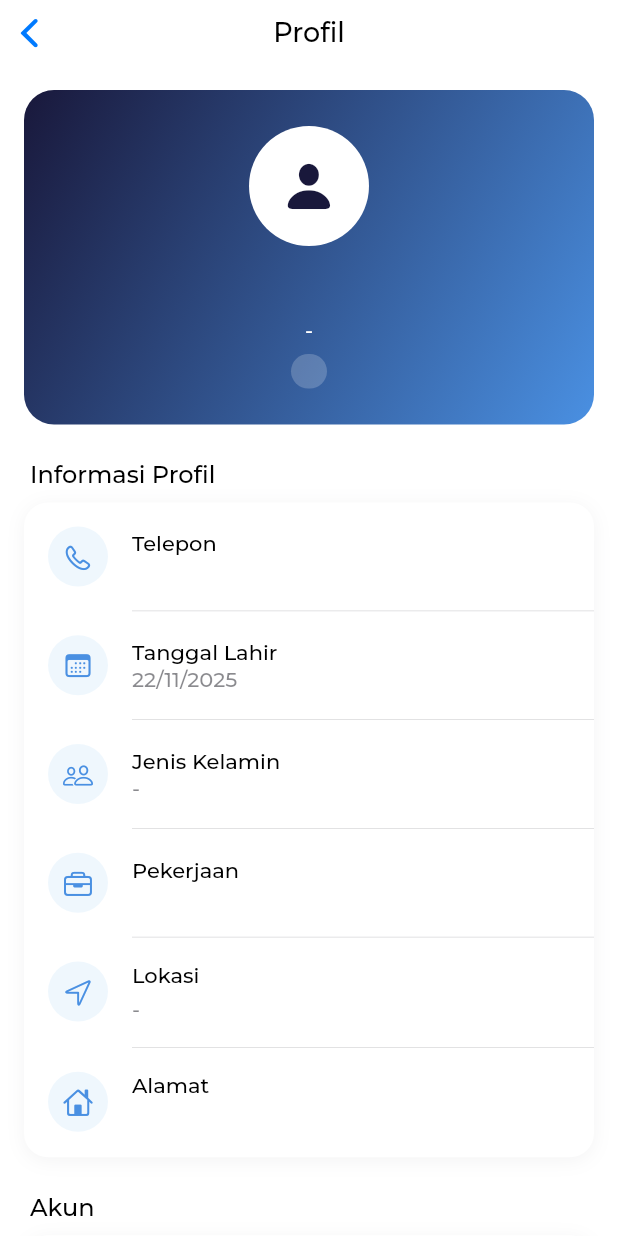
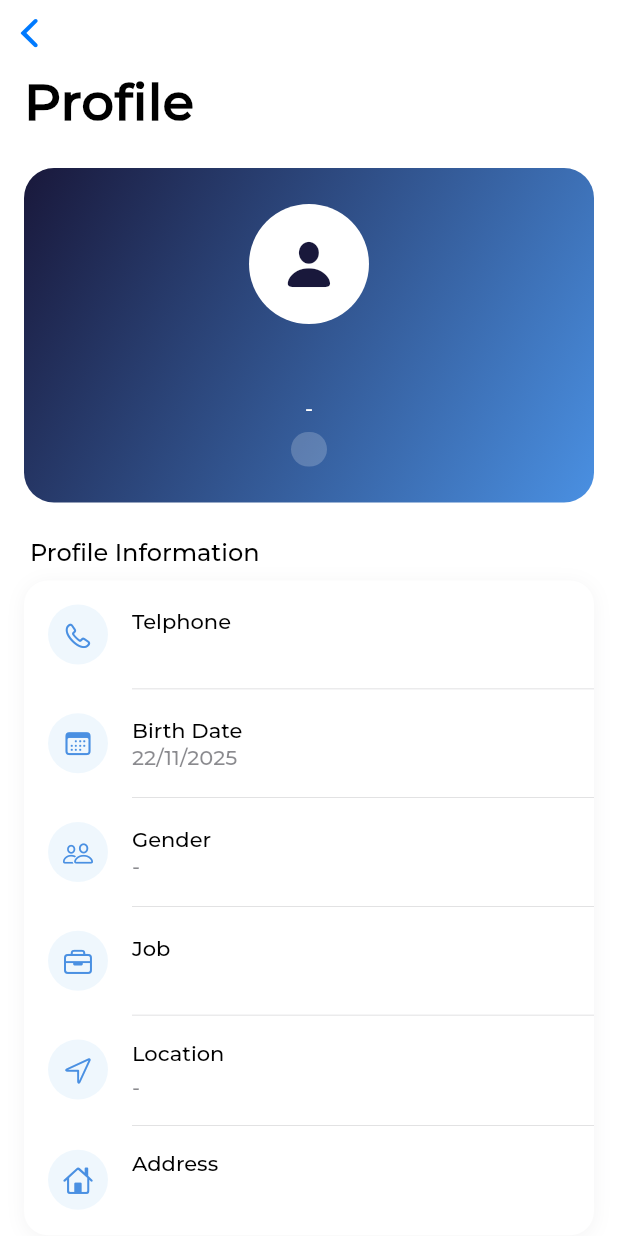
Before and after one commit to nauvaljanuarta/arek-muhammadiyah-mobile, a Flutter app: the ProfilePage screen opened directly, on a phone screen of 412 x 824 dp. Run offline on Flutter 3.47's test engine with Material 3 defaults, Android fonts, the phone set to English and light mode, and no system bars; our stand-ins replace file_picker, flutter_dotenv, image_picker, shared_preferences, video_player; accounts and stored records are empty; network calls fail; project files that could hold a hidden picture were left out.

```diff
--- a/lib/pages/profile/profile_page.dart
+++ b/lib/pages/profile/profile_page.dart
@@ -74,32 +74,59 @@ class _ProfilePageState extends State<ProfilePage> {
   @override
   Widget build(BuildContext context) {
     return CupertinoPageScaffold(
-      navigationBar: const CupertinoNavigationBar(
-        middle: Text('Profil'),
+      backgroundColor: AppTheme.background,
+      child: CustomScrollView(
+        slivers: [
+          // Cupertino Sliver Navigation Bar
+          CupertinoSliverNavigationBar(
+            largeTitle: const Text(
+              'Profile',
+              style: TextStyle(
+                fontFamily: 'Montserrat',
+                fontWeight: FontWeight.bold,
               ),
-      child: SafeArea(
-        child: _isLoading
-            ? const Center(child: CupertinoActivityIndicator())
-            : _user == null
-                ? const Center(
+            ),
+            backgroundColor: AppTheme.background.withOpacity(0.95),
+            border: Border(
+              bottom: BorderSide(
+                color: CupertinoColors.systemGrey5,
+                width: 0.5,
+              ),
+            ),
+          ),
+
+          // Content
+          if (_isLoading)
+            SliverToBoxAdapter(
+              child: Container(
+                height: MediaQuery.of(context).size.height * 0.6,
+                child: const Center(
+                  child: CupertinoActivityIndicator(),
+                ),
+              ),
+            )
+          else if (_user == null)
+            SliverToBoxAdapter(
+              child: Container(
+                height: MediaQuery.of(context).size.height * 0.6,
+                child: const Center(
                   child: Text(
-                      "Gagal memuat data pengguna",
+                    "Failed to load user data",
                     style: TextStyle(fontFamily: 'Montserrat'),
                   ),
+                ),
+              ),
             )
-                : Column(
-                    children: [
-                      Expanded(
-                        child: SingleChildScrollView(
-                          padding: const EdgeInsets.all(16),
-                          child: Column(
-                            children: [
+          else
+            SliverList(
+              delegate: SliverChildListDelegate([
+                const SizedBox(height: 16),
                 _buildHeader(),
                 const SizedBox(height: 24),
                 _buildProfileInfoSection(),
                 const SizedBox(height: 24),
                 _buildProfileSection(
-                                title: 'Akun',
+                  title: 'Account',
                   items: [
                     _ProfileItem(
                       icon: CupertinoIcons.person_circle,
@@ -109,8 +136,7 @@ class _ProfilePageState extends State<ProfilePage> {
                         final updated = await Navigator.push(
                           context,
                           CupertinoPageRoute(
-                                          builder: (_) =>
-                                              EditProfilePage(user: _user!),
+                            builder: (_) => EditProfilePage(user: _user!),
                           ),
                         );
                         if (updated == true) _loadUserData();
@@ -129,8 +155,7 @@ class _ProfilePageState extends State<ProfilePage> {
                   title: 'Other',
                   items: [
                     _ProfileItem(
-                                    icon:
-                                        CupertinoIcons.square_arrow_right_fill,
+                      icon: CupertinoIcons.square_arrow_right_fill,
                       title: 'Logout',
                       color: CupertinoColors.systemRed,
                       onTap: () => _logout(context),
@@ -138,18 +163,17 @@ class _ProfilePageState extends State<ProfilePage> {
                   ],
                 ),
                 const SizedBox(height: 80),
-                            ],
-                          ),
-                        ),
+              ]),
             ),
         ],
-                  ),
       ),
     );
   }
 
   Widget _buildHeader() {
-    return Container(
+    return Padding(
+      padding: const EdgeInsets.symmetric(horizontal: 16),
+      child: Container(
         width: double.infinity,
         padding: const EdgeInsets.all(24),
         decoration: BoxDecoration(
@@ -214,18 +238,20 @@ class _ProfilePageState extends State<ProfilePage> {
               ),
           ],
         ),
+      ),
     );
   }
 
-  // ✅ SECTION: Informasi Profil Lengkap
   Widget _buildProfileInfoSection() {
-    return Column(
+    return Padding(
+      padding: const EdgeInsets.symmetric(horizontal: 16),
+      child: Column(
         crossAxisAlignment: CrossAxisAlignment.start,
         children: [
           Padding(
             padding: const EdgeInsets.only(left: 4, bottom: 8),
             child: Text(
-            'Informasi Profil',
+              'Profile Information',
               style: const TextStyle(
                 fontFamily: 'Montserrat',
                 fontSize: 16,
@@ -250,13 +276,13 @@ class _ProfilePageState extends State<ProfilePage> {
               children: [
                 _buildInfoItem(
                   icon: CupertinoIcons.phone,
-                title: 'Telepon',
+                  title: 'Telphone',
                   value: _user?.telp ?? '-',
                 ),
                 _buildDivider(),
                 _buildInfoItem(
                   icon: CupertinoIcons.calendar,
-                title: 'Tanggal Lahir',
+                  title: 'Birth Date',
                   value: _user?.birthDate != null
                     ? '${_user!.birthDate!.day}/${_user!.birthDate!.month}/${_user!.birthDate!.year}'
                     : '-',
@@ -264,26 +290,26 @@ class _ProfilePageState extends State<ProfilePage> {
                 _buildDivider(),
                 _buildInfoItem(
                   icon: CupertinoIcons.person_2,
-                title: 'Jenis Kelamin',
-                value: _user?.gender?.name??'-',
+                  title: 'Gender',
+                  value: _user?.gender?.name ?? '-',
                 ),
                 _buildDivider(),
                 _buildInfoItem(
                   icon: CupertinoIcons.briefcase,
-                title: 'Pekerjaan',
+                  title: 'Job',
                   value: _user?.job ?? '-',
                 ),
                 _buildDivider(),
                 _buildInfoItem(
                   icon: CupertinoIcons.location,
-                title: 'Lokasi',
+                  title: 'Location',
                   value: _user?.locationInfo ?? '-',
                   isMultiLine: true,
                 ),
                 _buildDivider(),
                 _buildInfoItem(
                   icon: CupertinoIcons.home,
-                title: 'Alamat',
+                  title: 'Address',
                   value: _user?.address ?? '-',
                   isMultiLine: true,
                 ),
@@ -291,6 +317,7 @@ class _ProfilePageState extends State<ProfilePage> {
             ),
           ),
         ],
+      ),
     );
   }
 
@@ -364,7 +391,9 @@ class _ProfilePageState extends State<ProfilePage> {
     required String title,
     required List<_ProfileItem> items,
   }) {
-    return Column(
+    return Padding(
+      padding: const EdgeInsets.symmetric(horizontal: 16),
+      child: Column(
         crossAxisAlignment: CrossAxisAlignment.start,
         children: [
           Padding(
@@ -451,6 +480,7 @@ class _ProfilePageState extends State<ProfilePage> {
             ),
           ),
         ],
+      ),
     );
   }
 }
--- a/lib/pages/ticket/add_ticket_page.dart
+++ b/lib/pages/ticket/add_ticket_page.dart
@@ -1093,7 +1093,7 @@ Future<FileValidation> _validateFile(File file) async {
                           color:
                               AppTheme.primaryDark,
                           borderRadius: BorderRadius.circular(
-                            12,
+                            36,
                           ),
                           onPressed:
                               _isSubmitting
```
Also changed, not shown: lib/pages/ticket/ticket_page.dart (+39 -41 lines), 1 other file. Lines whose indentation alone changed are shown as unchanged.
